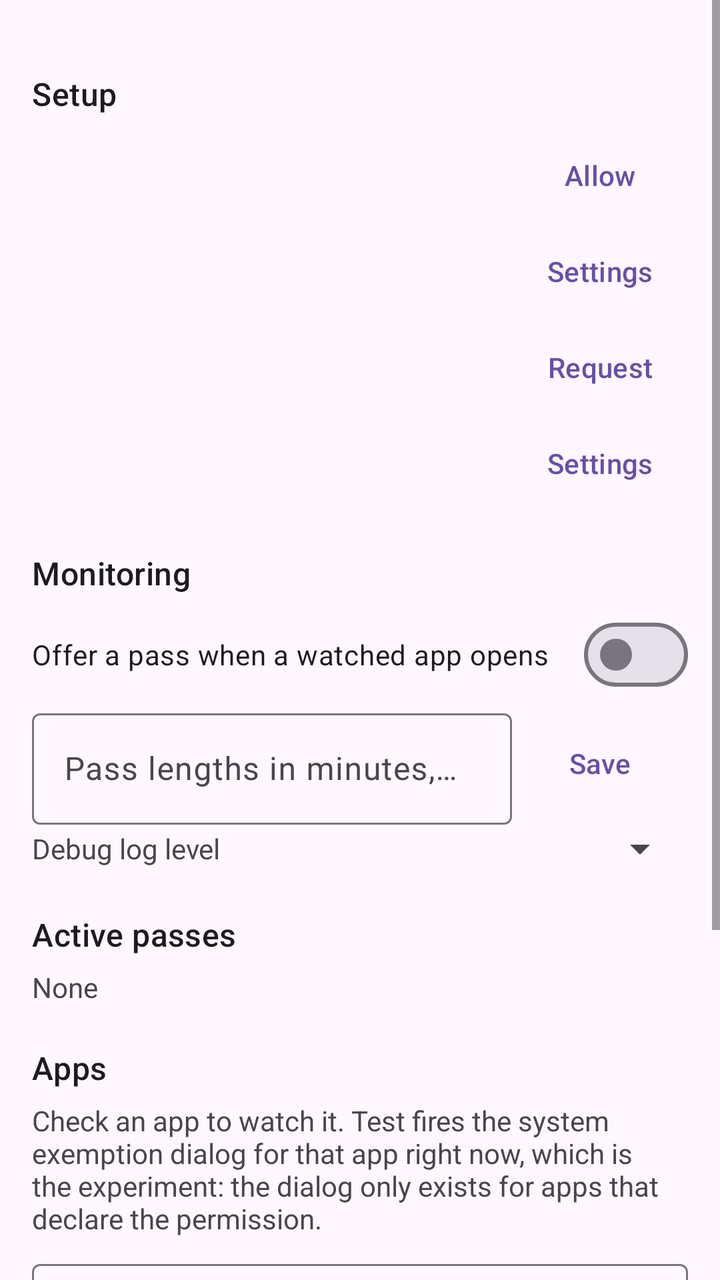
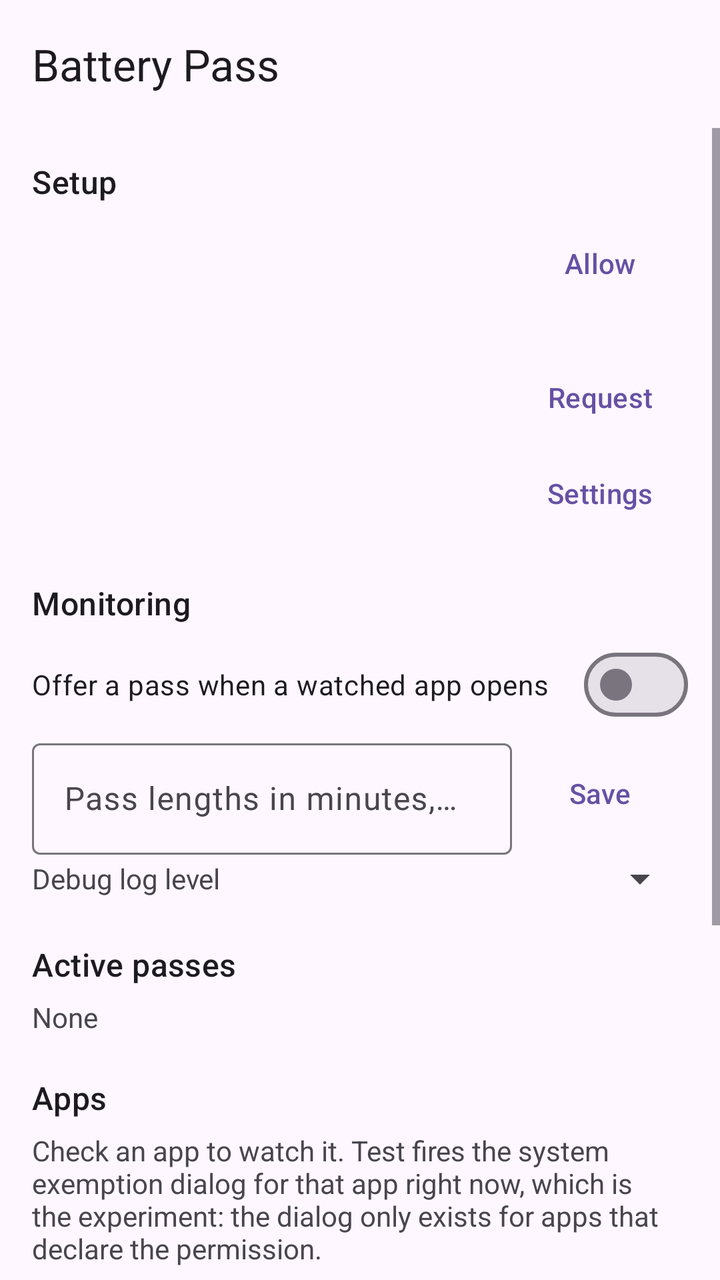

Screens rendered from an Android XML layout before and after an edit, with the pre-edit source and the edit as a unified diff.
<!-- AndroidManifest.xml: application theme Theme.BatteryPass -->
<!-- res/layout/activity_main.xml -->
<?xml version="1.0" encoding="utf-8"?>
<ScrollView xmlns:android="http://schemas.android.com/apk/res/android"
    android:layout_width="match_parent"
    android:layout_height="match_parent"
    android:fillViewport="true">

    <LinearLayout
        android:layout_width="match_parent"
        android:layout_height="wrap_content"
        android:orientation="vertical"
        android:padding="16dp">

        <TextView
            style="@style/SectionTitle"
            android:text="Setup" />

        <LinearLayout style="@style/StatusRow">
            <TextView android:id="@+id/notifStatus" style="@style/StatusText" />
            <Button android:id="@+id/notifButton" style="@style/RowButton" android:text="Allow" />
        </LinearLayout>

        <LinearLayout style="@style/StatusRow">
            <TextView android:id="@+id/usageStatus" style="@style/StatusText" />
            <Button android:id="@+id/usageButton" style="@style/RowButton" android:text="Settings" />
        </LinearLayout>

        <LinearLayout style="@style/StatusRow">
            <TextView android:id="@+id/selfExemptStatus" style="@style/StatusText" />
            <Button android:id="@+id/selfExemptButton" style="@style/RowButton" android:text="Request" />
        </LinearLayout>

        <LinearLayout style="@style/StatusRow">
            <TextView android:id="@+id/alarmStatus" style="@style/StatusText" />
            <Button android:id="@+id/alarmButton" style="@style/RowButton" android:text="Settings" />
        </LinearLayout>

        <TextView
            style="@style/SectionTitle"
            android:text="Monitoring" />

        <com.google.android.material.materialswitch.MaterialSwitch
            android:id="@+id/monitorSwitch"
            android:layout_width="match_parent"
            android:layout_height="wrap_content"
            android:text="Offer a pass when a watched app opens" />

        <LinearLayout style="@style/StatusRow">
            <com.google.android.material.textfield.TextInputLayout
                android:layout_width="0dp"
                android:layout_height="wrap_content"
                android:layout_weight="1"
                android:hint="Pass lengths in minutes, up to 3">
                <com.google.android.material.textfield.TextInputEditText
                    android:id="@+id/durationsInput"
                    android:layout_width="match_parent"
                    android:layout_height="wrap_content"
                    android:inputType="text"
                    android:maxLines="1" />
            </com.google.android.material.textfield.TextInputLayout>
            <Button android:id="@+id/durationsSave" style="@style/RowButton" android:text="Save" />
        </LinearLayout>

        <LinearLayout style="@style/StatusRow">
            <TextView style="@style/StatusText" android:text="Debug log level" />
            <Spinner
                android:id="@+id/logLevelSpinner"
                android:layout_width="wrap_content"
                android:layout_height="wrap_content" />
        </LinearLayout>

        <TextView
            style="@style/SectionTitle"
            android:text="Active passes" />

        <TextView
            android:id="@+id/passesText"
            android:layout_width="match_parent"
            android:layout_height="wrap_content"
            android:text="None" />

        <TextView
            style="@style/SectionTitle"
            android:text="Apps" />

        <TextView
            android:layout_width="match_parent"
            android:layout_height="wrap_content"
            android:text="Check an app to watch it. Test fires the system exemption dialog for that app right now, which is the experiment: the dialog only exists for apps that declare the permission." />

        <com.google.android.material.textfield.TextInputLayout
            android:layout_width="match_parent"
            android:layout_height="wrap_content"
            android:layout_marginTop="8dp"
            android:hint="Filter">
            <com.google.android.material.textfield.TextInputEditText
                android:id="@+id/filterInput"
                android:layout_width="match_parent"
                android:layout_height="wrap_content"
                android:inputType="text"
                android:maxLines="1" />
        </com.google.android.material.textfield.TextInputLayout>

        <CheckBox
            android:id="@+id/onlyDeclaring"
            android:layout_width="match_parent"
            android:layout_height="wrap_content"
            android:checked="true"
            android:text="Only apps the dialog can work for" />

        <TextView
            android:id="@+id/appCount"
            android:layout_width="match_parent"
            android:layout_height="wrap_content"
            android:text="Loading apps" />

        <LinearLayout
            android:id="@+id/appList"
            android:layout_width="match_parent"
            android:layout_height="wrap_content"
            android:orientation="vertical" />

        <TextView
            style="@style/SectionTitle"
            android:text="Log" />

        <LinearLayout
            android:layout_width="match_parent"
            android:layout_height="wrap_content"
            android:orientation="horizontal">
            <Button android:id="@+id/logRefresh" style="@style/RowButton" android:text="Refresh" />
            <Button android:id="@+id/logCopy" style="@style/RowButton" android:text="Copy" />
            <Button android:id="@+id/logClear" style="@style/RowButton" android:text="Clear" />
        </LinearLayout>

        <TextView
            android:id="@+id/logText"
            android:layout_width="match_parent"
            android:layout_height="wrap_content"
            android:fontFamily="monospace"
            android:textIsSelectable="true"
            android:textSize="11sp" />
    </LinearLayout>
</ScrollView>
<!-- resources referenced by this layout -->
<resources>
  <style name="RowButton" parent="Widget.Material3.Button.TextButton">
          <item name="android:layout_width">wrap_content</item>
          <item name="android:layout_height">wrap_content</item>
      </style>
  <style name="SectionTitle">
          <item name="android:layout_width">match_parent</item>
          <item name="android:layout_height">wrap_content</item>
          <item name="android:layout_marginTop">20dp</item>
          <item name="android:layout_marginBottom">6dp</item>
          <item name="android:textAppearance">?attr/textAppearanceTitleMedium</item>
      </style>
  <style name="StatusRow">
          <item name="android:layout_width">match_parent</item>
          <item name="android:layout_height">wrap_content</item>
          <item name="android:orientation">horizontal</item>
          <item name="android:gravity">center_vertical</item>
      </style>
  <style name="StatusText">
          <item name="android:layout_width">0dp</item>
          <item name="android:layout_height">wrap_content</item>
          <item name="android:layout_weight">1</item>
      </style>
  <style name="Theme.BatteryPass" parent="Theme.Material3.DayNight" />
</resources>

<!-- the commit's change to res/layout/activity_main.xml (unified diff, before → after) -->
@@ -1,143 +1,200 @@
 <?xml version="1.0" encoding="utf-8"?>
-<ScrollView xmlns:android="http://schemas.android.com/apk/res/android"
+<LinearLayout xmlns:android="http://schemas.android.com/apk/res/android"
+    xmlns:app="http://schemas.android.com/apk/res-auto"
+    android:id="@+id/root"
     android:layout_width="match_parent"
     android:layout_height="match_parent"
-    android:fillViewport="true">
-
-    <LinearLayout
+    android:orientation="vertical">
+
+    <com.google.android.material.appbar.MaterialToolbar
+        android:id="@+id/toolbar"
         android:layout_width="match_parent"
-        android:layout_height="wrap_content"
-        android:orientation="vertical"
-        android:padding="16dp">
-
-        <TextView
-            style="@style/SectionTitle"
-            android:text="Setup" />
-
-        <LinearLayout style="@style/StatusRow">
-            <TextView android:id="@+id/notifStatus" style="@style/StatusText" />
-            <Button android:id="@+id/notifButton" style="@style/RowButton" android:text="Allow" />
-        </LinearLayout>
-
-        <LinearLayout style="@style/StatusRow">
-            <TextView android:id="@+id/usageStatus" style="@style/StatusText" />
-            <Button android:id="@+id/usageButton" style="@style/RowButton" android:text="Settings" />
-        </LinearLayout>
-
-        <LinearLayout style="@style/StatusRow">
-            <TextView android:id="@+id/selfExemptStatus" style="@style/StatusText" />
-            <Button android:id="@+id/selfExemptButton" style="@style/RowButton" android:text="Request" />
-        </LinearLayout>
-
-        <LinearLayout style="@style/StatusRow">
-            <TextView android:id="@+id/alarmStatus" style="@style/StatusText" />
-            <Button android:id="@+id/alarmButton" style="@style/RowButton" android:text="Settings" />
-        </LinearLayout>
-
-        <TextView
-            style="@style/SectionTitle"
-            android:text="Monitoring" />
-
-        <com.google.android.material.materialswitch.MaterialSwitch
-            android:id="@+id/monitorSwitch"
+        android:layout_height="?attr/actionBarSize"
+        app:title="@string/app_name" />
+
+    <ScrollView
+        android:id="@+id/scroll"
+        android:layout_width="match_parent"
+        android:layout_height="0dp"
+        android:layout_weight="1"
+        android:clipToPadding="false"
+        android:fillViewport="true">
+
+        <LinearLayout
             android:layout_width="match_parent"
             android:layout_height="wrap_content"
-            android:text="Offer a pass when a watched app opens" />
-
-        <LinearLayout style="@style/StatusRow">
+            android:orientation="vertical"
+            android:padding="16dp">
+
+            <TextView
+                style="@style/SectionTitle"
+                android:layout_marginTop="0dp"
+                android:text="Setup" />
+
+            <LinearLayout style="@style/StatusRow">
+                <TextView android:id="@+id/notifStatus" style="@style/StatusText" />
+                <Button android:id="@+id/notifButton" style="@style/RowButton" android:text="Allow" />
+            </LinearLayout>
+
+            <LinearLayout style="@style/StatusRow">
+                <TextView android:id="@+id/usageStatus" style="@style/StatusText" />
+            </LinearLayout>
+
+            <com.google.android.material.card.MaterialCardView
+                android:id="@+id/usageHelp"
+                android:layout_width="match_parent"
+                android:layout_height="wrap_content"
+                android:layout_marginTop="4dp"
+                android:layout_marginBottom="8dp"
+                android:visibility="gone"
+                app:cardElevation="0dp"
+                app:cardBackgroundColor="?attr/colorSurfaceContainer">
+
+                <LinearLayout
+                    android:layout_width="match_parent"
+                    android:layout_height="wrap_content"
+                    android:orientation="vertical"
+                    android:padding="12dp">
+
+                    <TextView
+                        android:layout_width="match_parent"
+                        android:layout_height="wrap_content"
+                        android:text="How to grant usage access"
+                        android:textAppearance="?attr/textAppearanceTitleSmall" />
+
+                    <TextView
+                        android:id="@+id/usageHelpText"
+                        android:layout_width="match_parent"
+                        android:layout_height="wrap_content"
+                        android:layout_marginTop="6dp"
+                        android:textAppearance="?attr/textAppearanceBodyMedium" />
+
+                    <LinearLayout
+                        android:layout_width="match_parent"
+                        android:layout_height="wrap_content"
+                        android:layout_marginTop="4dp"
+                        android:orientation="horizontal">
+                        <Button android:id="@+id/usageOpenButton" style="@style/RowButton" android:text="Usage access" />
+                        <Button android:id="@+id/usageAppInfoButton" style="@style/RowButton" android:text="App info" />
+                    </LinearLayout>
+                </LinearLayout>
+            </com.google.android.material.card.MaterialCardView>
+
+            <LinearLayout style="@style/StatusRow">
+                <TextView android:id="@+id/selfExemptStatus" style="@style/StatusText" />
+                <Button android:id="@+id/selfExemptButton" style="@style/RowButton" android:text="Request" />
+            </LinearLayout>
+
+            <LinearLayout style="@style/StatusRow">
+                <TextView android:id="@+id/alarmStatus" style="@style/StatusText" />
+                <Button android:id="@+id/alarmButton" style="@style/RowButton" android:text="Settings" />
+            </LinearLayout>
+
+            <TextView
+                style="@style/SectionTitle"
+                android:text="Monitoring" />
+
+            <com.google.android.material.materialswitch.MaterialSwitch
+                android:id="@+id/monitorSwitch"
+                android:layout_width="match_parent"
+                android:layout_height="wrap_content"
+                android:text="Offer a pass when a watched app opens" />
+
+            <LinearLayout style="@style/StatusRow">
+                <com.google.android.material.textfield.TextInputLayout
+                    android:layout_width="0dp"
+                    android:layout_height="wrap_content"
+                    android:layout_weight="1"
+                    android:hint="Pass lengths in minutes, up to 3">
+                    <com.google.android.material.textfield.TextInputEditText
+                        android:id="@+id/durationsInput"
+                        android:layout_width="match_parent"
+                        android:layout_height="wrap_content"
+                        android:inputType="text"
+                        android:maxLines="1" />
+                </com.google.android.material.textfield.TextInputLayout>
+                <Button android:id="@+id/durationsSave" style="@style/RowButton" android:text="Save" />
+            </LinearLayout>
+
+            <LinearLayout style="@style/StatusRow">
+                <TextView style="@style/StatusText" android:text="Debug log level" />
+                <Spinner
+                    android:id="@+id/logLevelSpinner"
+                    android:layout_width="wrap_content"
+                    android:layout_height="wrap_content" />
+            </LinearLayout>
+
+            <TextView
+                style="@style/SectionTitle"
+                android:text="Active passes" />
+
+            <TextView
+                android:id="@+id/passesText"
+                android:layout_width="match_parent"
+                android:layout_height="wrap_content"
+                android:text="None" />
+
+            <TextView
+                style="@style/SectionTitle"
+                android:text="Apps" />
+
+            <TextView
+                android:layout_width="match_parent"
+                android:layout_height="wrap_content"
+                android:text="Check an app to watch it. Test fires the system exemption dialog for that app right now, which is the experiment: the dialog only exists for apps that declare the permission." />
+
             <com.google.android.material.textfield.TextInputLayout
-                android:layout_width="0dp"
-                android:layout_height="wrap_content"
-                android:layout_weight="1"
-                android:hint="Pass lengths in minutes, up to 3">
+                android:layout_width="match_parent"
+                android:layout_height="wrap_content"
+                android:layout_marginTop="8dp"
+                android:hint="Filter">
                 <com.google.android.material.textfield.TextInputEditText
-                    android:id="@+id/durationsInput"
+                    android:id="@+id/filterInput"
                     android:layout_width="match_parent"
                     android:layout_height="wrap_content"
                     android:inputType="text"
                     android:maxLines="1" />
             </com.google.android.material.textfield.TextInputLayout>
-            <Button android:id="@+id/durationsSave" style="@style/RowButton" android:text="Save" />
+
+            <CheckBox
+                android:id="@+id/onlyDeclaring"
+                android:layout_width="match_parent"
+                android:layout_height="wrap_content"
+                android:checked="true"
+                android:text="Only apps the dialog can work for" />
+
+            <TextView
+                android:id="@+id/appCount"
+                android:layout_width="match_parent"
+                android:layout_height="wrap_content"
+                android:text="Loading apps" />
+
+            <LinearLayout
+                android:id="@+id/appList"
+                android:layout_width="match_parent"
+                android:layout_height="wrap_content"
+                android:orientation="vertical" />
+
+            <TextView
+                style="@style/SectionTitle"
+                android:text="Log" />
+
+            <LinearLayout
+                android:layout_width="match_parent"
+                android:layout_height="wrap_content"
+                android:orientation="horizontal">
+                <Button android:id="@+id/logRefresh" style="@style/RowButton" android:text="Refresh" />
+                <Button android:id="@+id/logCopy" style="@style/RowButton" android:text="Copy" />
+                <Button android:id="@+id/logClear" style="@style/RowButton" android:text="Clear" />
+            </LinearLayout>
+
+            <TextView
+                android:id="@+id/logText"
+                android:layout_width="match_parent"
+                android:layout_height="wrap_content"
+                android:fontFamily="monospace"
+                android:textIsSelectable="true"
+                android:textSize="11sp" />
         </LinearLayout>
-
-        <LinearLayout style="@style/StatusRow">
-            <TextView style="@style/StatusText" android:text="Debug log level" />
-            <Spinner
-                android:id="@+id/logLevelSpinner"
-                android:layout_width="wrap_content"
-                android:layout_height="wrap_content" />
-        </LinearLayout>
-
-        <TextView
-            style="@style/SectionTitle"
-            android:text="Active passes" />
-
-        <TextView
-            android:id="@+id/passesText"
-            android:layout_width="match_parent"
-            android:layout_height="wrap_content"
-            android:text="None" />
-
-        <TextView
-            style="@style/SectionTitle"
-            android:text="Apps" />
-
-        <TextView
-            android:layout_width="match_parent"
-            android:layout_height="wrap_content"
-            android:text="Check an app to watch it. Test fires the system exemption dialog for that app right now, which is the experiment: the dialog only exists for apps that declare the permission." />
-
-        <com.google.android.material.textfield.TextInputLayout
-            android:layout_width="match_parent"
-            android:layout_height="wrap_content"
-            android:layout_marginTop="8dp"
-            android:hint="Filter">
-            <com.google.android.material.textfield.TextInputEditText
-                android:id="@+id/filterInput"
-                android:layout_width="match_parent"
-                android:layout_height="wrap_content"
-                android:inputType="text"
-                android:maxLines="1" />
-        </com.google.android.material.textfield.TextInputLayout>
-
-        <CheckBox
-            android:id="@+id/onlyDeclaring"
-            android:layout_width="match_parent"
-            android:layout_height="wrap_content"
-            android:checked="true"
-            android:text="Only apps the dialog can work for" />
-
-        <TextView
-            android:id="@+id/appCount"
-            android:layout_width="match_parent"
-            android:layout_height="wrap_content"
-            android:text="Loading apps" />
-
-        <LinearLayout
-            android:id="@+id/appList"
-            android:layout_width="match_parent"
-            android:layout_height="wrap_content"
-            android:orientation="vertical" />
-
-        <TextView
-            style="@style/SectionTitle"
-            android:text="Log" />
-
-        <LinearLayout
-            android:layout_width="match_parent"
-            android:layout_height="wrap_content"
-            android:orientation="horizontal">
-            <Button android:id="@+id/logRefresh" style="@style/RowButton" android:text="Refresh" />
-            <Button android:id="@+id/logCopy" style="@style/RowButton" android:text="Copy" />
-            <Button android:id="@+id/logClear" style="@style/RowButton" android:text="Clear" />
-        </LinearLayout>
-
-        <TextView
-            android:id="@+id/logText"
-            android:layout_width="match_parent"
-            android:layout_height="wrap_content"
-            android:fontFamily="monospace"
-            android:textIsSelectable="true"
-            android:textSize="11sp" />
-    </LinearLayout>
-</ScrollView>
+    </ScrollView>
+</LinearLayout>
<!-- resource entries referenced after the edit -->
@@ -1,5 +1,6 @@
 <!-- resources referenced by this layout -->
 <resources>
+  <string name="app_name">Battery Pass</string>
   <style name="RowButton" parent="Widget.Material3.Button.TextButton">
           <item name="android:layout_width">wrap_content</item>
           <item name="android:layout_height">wrap_content</item>
@@ -22,6 +23,6 @@
           <item name="android:layout_height">wrap_content</item>
           <item name="android:layout_weight">1</item>
       </style>
-  <style name="Theme.BatteryPass" parent="Theme.Material3.DayNight" />
+  <style name="Theme.BatteryPass" parent="Theme.Material3.DayNight.NoActionBar" />
 </resources>
 
